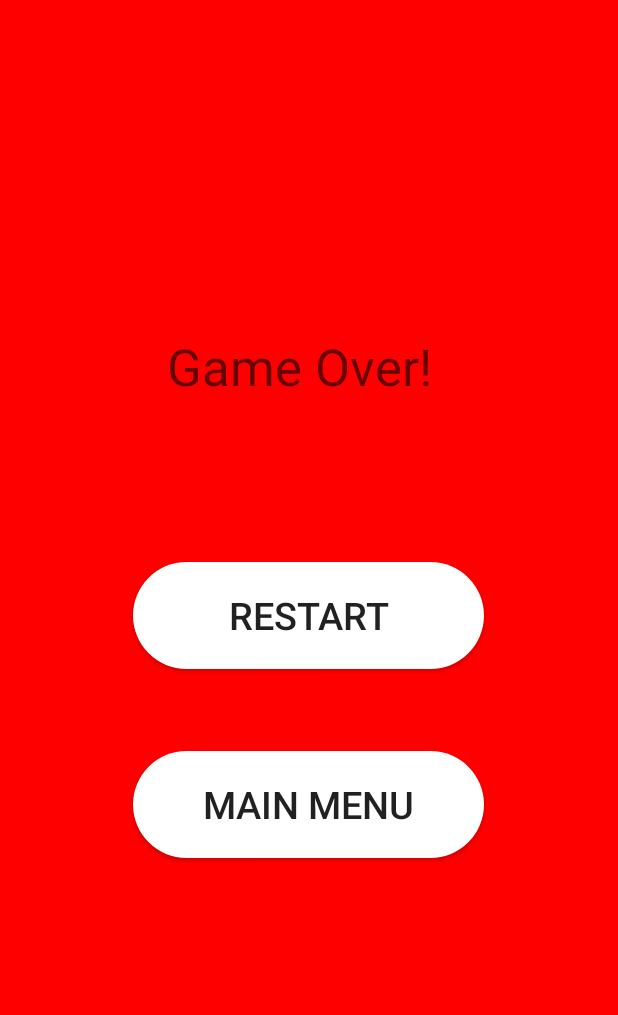
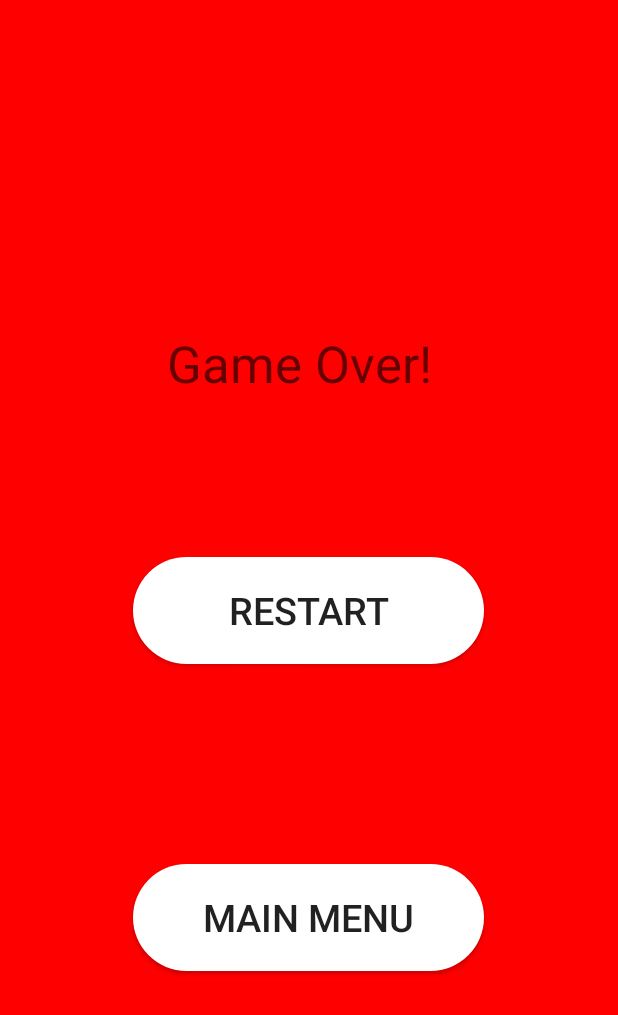
Before and after one commit to ETS-Android3/ColorDifferenceGame, an Android app: the gameOver screen opened directly, with no data from a screen before it, on a phone screen of 412 x 824 dp. Shown: the top 1015 px of the screen. Run offline under Robolectric (Android 15) with nearby library versions, the phone set to English and light mode, and no system bars.

Commit message:
made it work with current android studio

```diff
--- a/app/src/main/AndroidManifest.xml
+++ b/app/src/main/AndroidManifest.xml
@@ -13,7 +13,7 @@
         <activity android:name=".GameActivity" />
         <activity android:name=".MainMenu">
             <intent-filter>
-                <action android:name="android.intent.action.VIEW" />
+                <action android:name="android.intent.action.MAIN" />
 
                 <category android:name="android.intent.category.LAUNCHER" />
             </intent-filter>
--- a/app/src/main/res/layout/activity_game_over.xml
+++ b/app/src/main/res/layout/activity_game_over.xml
@@ -17,15 +17,16 @@
         android:layout_marginEnd="8dp"
         android:layout_marginRight="8dp"
         android:layout_marginBottom="8dp"
+        android:background="@drawable/round_btn"
         android:onClick="restart"
-        android:background="@drawable/round_btn"
         android:text="@string/restart"
         android:textSize="25sp"
         app:layout_constraintBottom_toTopOf="@+id/Return"
         app:layout_constraintEnd_toEndOf="parent"
         app:layout_constraintHorizontal_bias="0.496"
         app:layout_constraintStart_toStartOf="parent"
-        app:layout_constraintTop_toTopOf="parent" />
+        app:layout_constraintTop_toTopOf="parent"
+        app:layout_constraintVertical_bias="0.255" />
 
     <Button
         android:id="@+id/Return"
@@ -37,8 +38,8 @@
         android:layout_marginEnd="8dp"
         android:layout_marginRight="8dp"
         android:layout_marginBottom="8dp"
+        android:background="@drawable/round_btn"
         android:onClick="changeMenu"
-        android:background="@drawable/round_btn"
         android:text="@string/returnMain"
         android:textSize="25sp"
         app:layout_constraintBottom_toBottomOf="parent"
@@ -46,7 +47,7 @@
         app:layout_constraintHorizontal_bias="0.496"
         app:layout_constraintStart_toStartOf="parent"
         app:layout_constraintTop_toTopOf="parent"
-        app:layout_constraintVertical_bias="0.669" />
+        app:layout_constraintVertical_bias="0.771" />
 
     <TextView
         android:id="@+id/gameOver"
```
